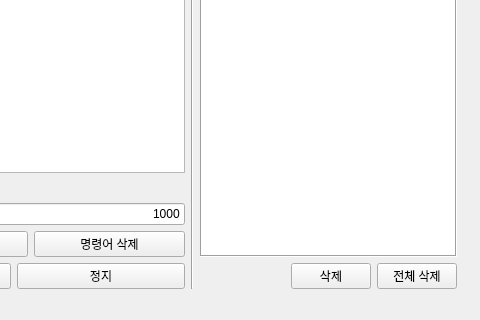
The window that mainUi.ui (gyuha/adb-capture) describes before a commit, drawn with Qt 5; both pictures show x 340 to 820 and y 497 to 817 of the 1328 by 817 pixel window.
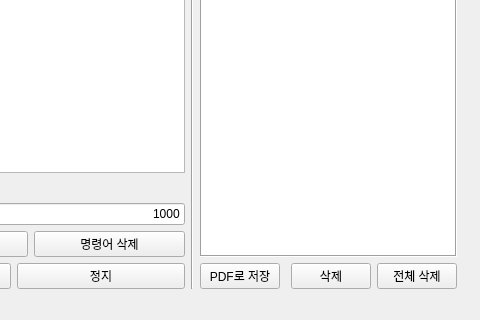
The same window after the commit.

```diff
--- a/mainUi.ui
+++ b/mainUi.ui
@@ -327,6 +327,13 @@
       </item>
       <item>
        <layout class="QHBoxLayout" name="horizontalLayout_3">
+        <item>
+         <widget class="QPushButton" name="btnToPdf">
+          <property name="text">
+           <string>PDF로 저장</string>
+          </property>
+         </widget>
+        </item>
         <item>
          <spacer name="horizontalSpacer">
           <property name="orientation">
```
